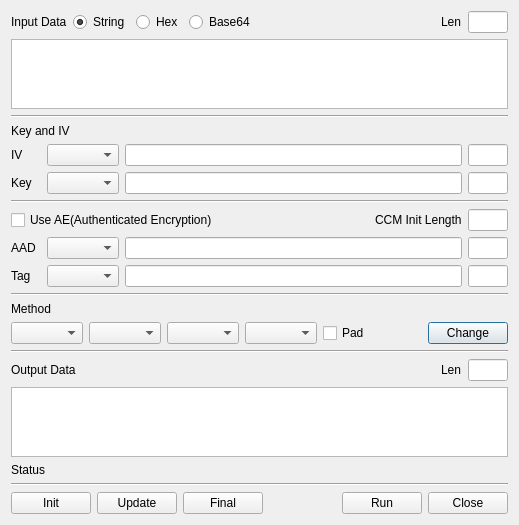
Qt form BerEditor/enc_dec_dlg.ui (jykim74/BerEditor) before a commit.
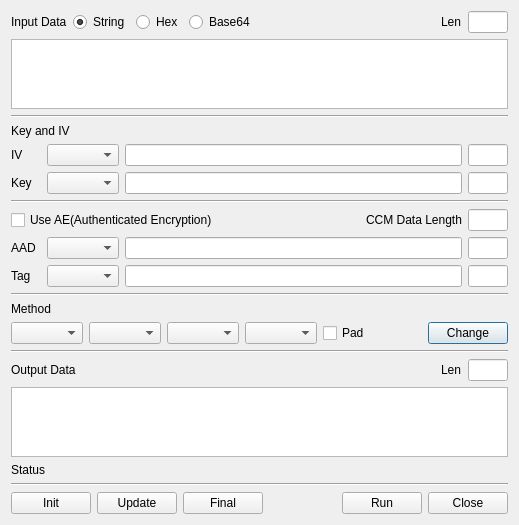
The same form after that commit.

What changed in the file:
```diff
--- a/BerEditor/enc_dec_dlg.ui
+++ b/BerEditor/enc_dec_dlg.ui
@@ -144,7 +144,7 @@
      <item row="0" column="2">
       <widget class="QLabel" name="label_8">
        <property name="text">
-        <string>CCM Init Length</string>
+        <string>CCM Data Length</string>
        </property>
       </widget>
      </item>
```
Left out of the diff: 4 changed lines with no effect on the pictures.
